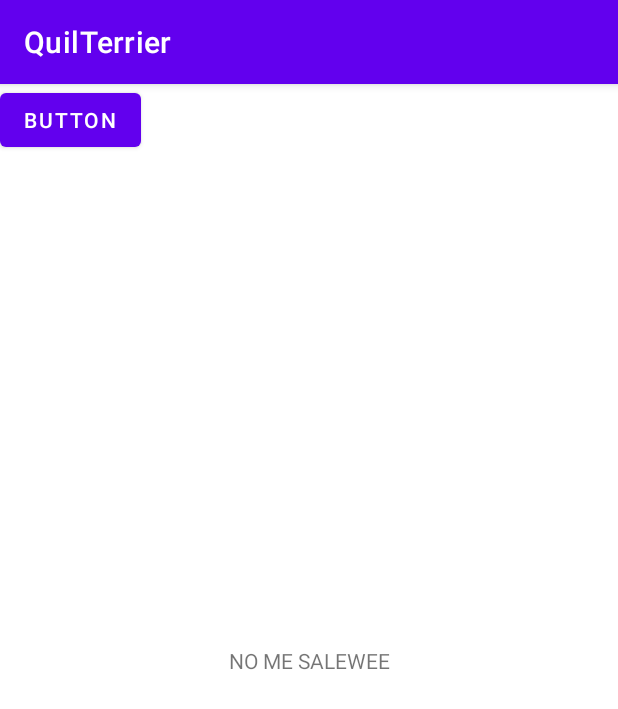
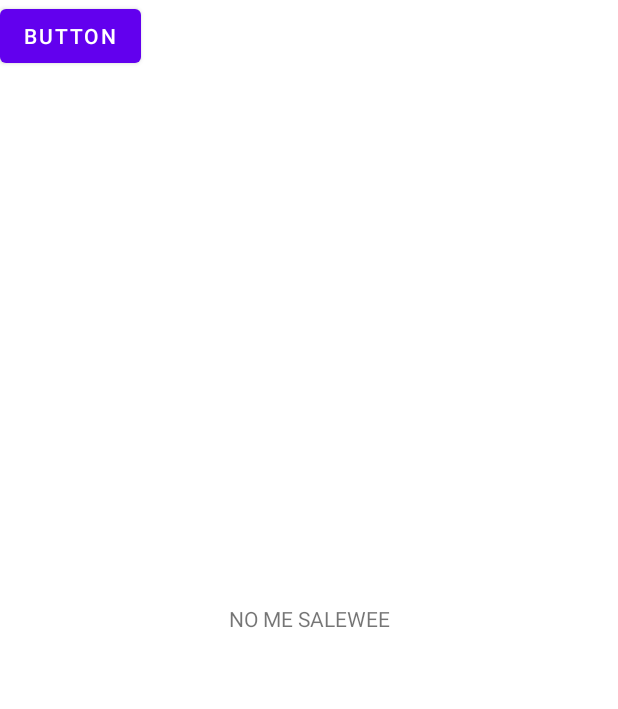
Before and after one commit to nrubioh/quilterrierApp, an Android app: the screen it shows after launch (MainActivity), on a phone screen of 412 x 824 dp. Shown: the top 709 px of the screen. Run offline under Robolectric (Android 15) with nearby library versions, the phone set to English and light mode, and no system bars.

Commit message:
Los Colorcitos del Nico/Arecelli

```diff
--- a/QuilTerrier_Java/app/src/main/res/layout/activity_recylcer_nacho.xml
+++ b/QuilTerrier_Java/app/src/main/res/layout/activity_recylcer_nacho.xml
@@ -10,7 +10,8 @@
     <androidx.recyclerview.widget.RecyclerView
         android:id="@+id/recyclerview"
         android:layout_width="match_parent"
-        android:layout_height="597dp"
+        android:layout_height="match_parent"
+        android:background="@drawable/backgroundquilterrier"
         app:layout_constraintBottom_toBottomOf="parent"
         app:layout_constraintEnd_toEndOf="parent"
         app:layout_constraintHorizontal_bias="0.0"
--- a/QuilTerrier_Java/app/src/main/res/values-night/themes.xml
+++ b/QuilTerrier_Java/app/src/main/res/values-night/themes.xml
@@ -1,6 +1,6 @@
 <resources xmlns:tools="http://schemas.android.com/tools">
     <!-- Base application theme. -->
-    <style name="Theme.QuilTerrier" parent="Theme.MaterialComponents.DayNight.DarkActionBar">
+    <style name="Theme.QuilTerrier" parent="Theme.MaterialComponents.DayNight.NoActionBar">
         <!-- Primary brand color. -->
         <item name="colorPrimary">@color/purple_200</item>
         <item name="colorPrimaryVariant">@color/purple_700</item>
--- a/QuilTerrier_Java/app/src/main/res/values/strings.xml
+++ b/QuilTerrier_Java/app/src/main/res/values/strings.xml
@@ -10,10 +10,10 @@
     </string-array>
 
     <string-array name="tipo">
-        <item>Perdido</item>
+        <item>Perdido!</item>
         <item>Adopcion</item>
-        <item>Perdido</item>
-        <item>Perdido</item>
+        <item>Perdido!</item>
+        <item>Perdido!</item>
         <item>Adopción</item>
     </string-array>
 
--- a/QuilTerrier_Java/app/src/main/res/values/themes.xml
+++ b/QuilTerrier_Java/app/src/main/res/values/themes.xml
@@ -1,6 +1,6 @@
 <resources xmlns:tools="http://schemas.android.com/tools">
     <!-- Base application theme. -->
-    <style name="Theme.QuilTerrier" parent="Theme.MaterialComponents.DayNight.DarkActionBar">
+    <style name="Theme.QuilTerrier" parent="Theme.MaterialComponents.DayNight.NoActionBar">
         <!-- Primary brand color. -->
         <item name="colorPrimary">@color/purple_500</item>
         <item name="colorPrimaryVariant">@color/purple_700</item>
```
Also changed, not shown: QuilTerrier_Java/app/src/main/java/com/example/quilterrier/recyler/AdapterRecylcer.java (+12 -0 lines), QuilTerrier_Java/app/src/main/res/layout/row_item.xml (+8 -6 lines), QuilTerrier_Java/app/src/main/res/drawable-v24/backgroundquilterrier.png (added), 4 other files.
